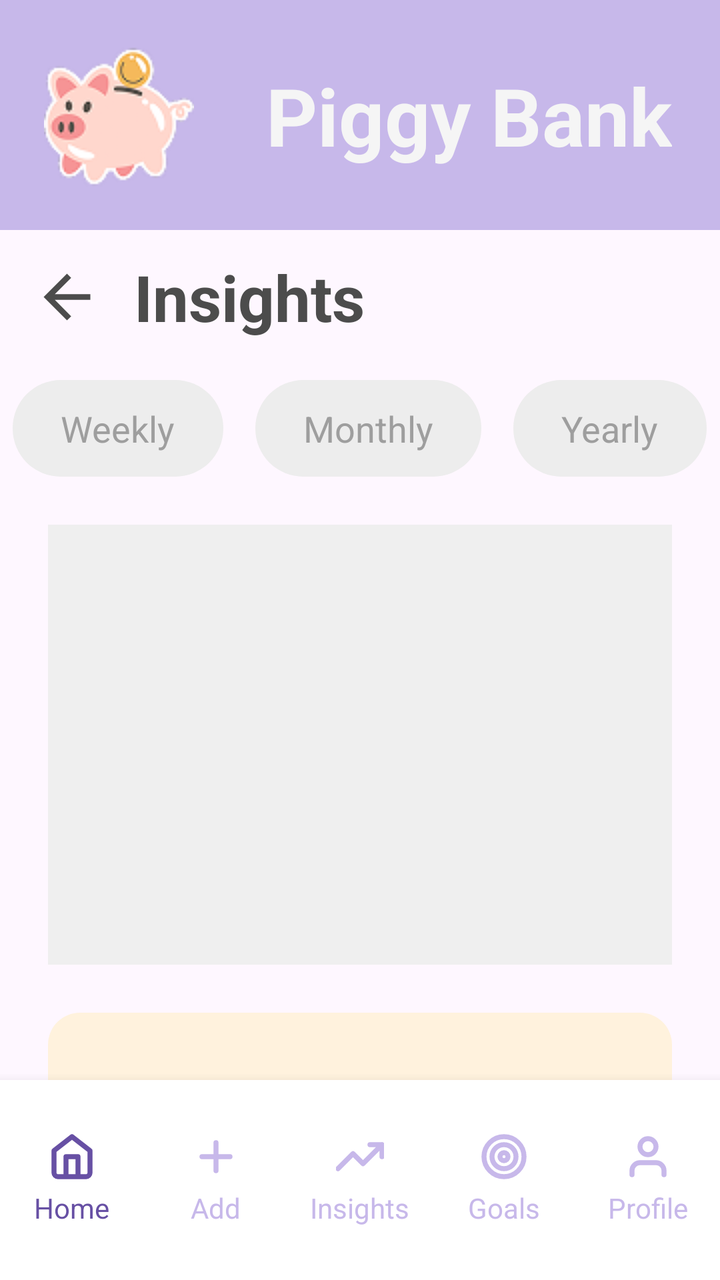
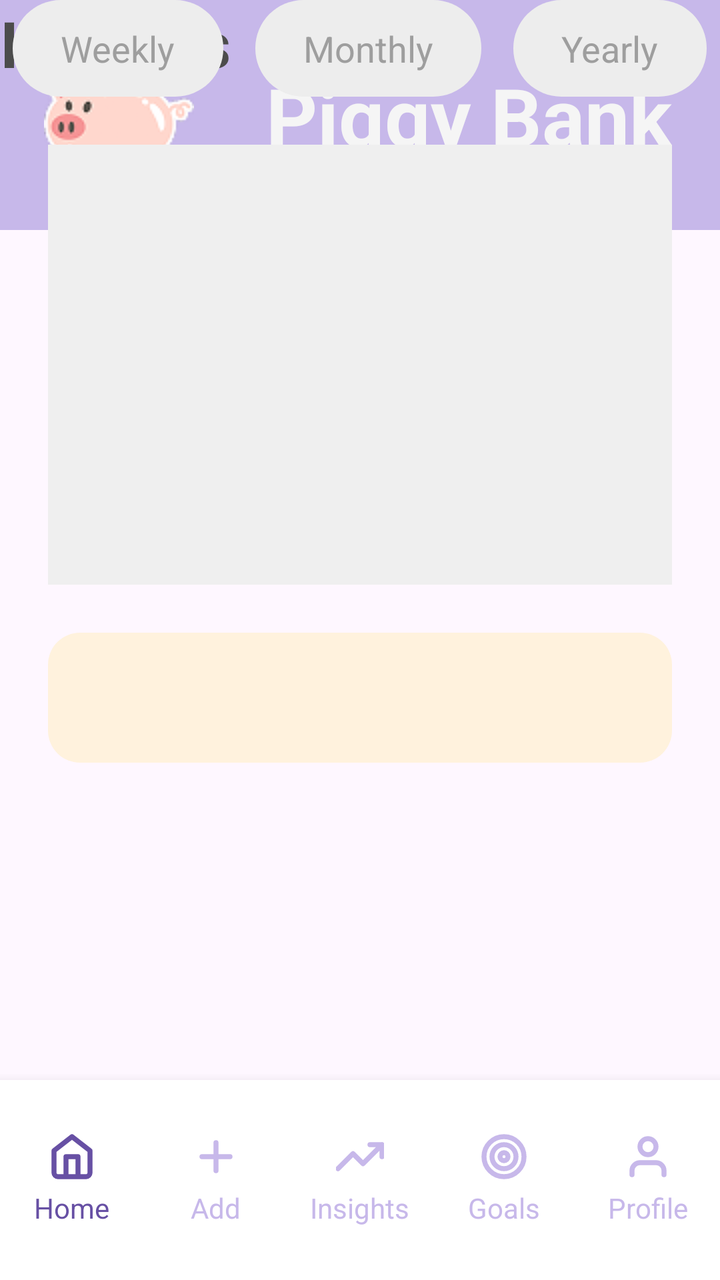

Before-and-after screenshots of an Android layout around one commit, followed by the original layout XML and the change that was made.
<!-- AndroidManifest.xml: application theme Theme.PiggyBank -->
<!-- res/layout/activity_insights.xml -->
<?xml version="1.0" encoding="utf-8"?>
<androidx.constraintlayout.widget.ConstraintLayout
    xmlns:android="http://schemas.android.com/apk/res/android"
    xmlns:app="http://schemas.android.com/apk/res-auto"
    xmlns:tools="http://schemas.android.com/tools"
    android:layout_width="match_parent"
    android:layout_height="match_parent"
    tools:context=".ui.home.InsightsActivity">

    

    <View
        android:id="@+id/headerBackground"
        android:layout_width="0dp"
        android:layout_height="115dp"
        android:background="#C7B8EA"
        app:layout_constraintTop_toTopOf="parent"
        app:layout_constraintStart_toStartOf="parent"
        app:layout_constraintEnd_toEndOf="parent"/>

    <ImageView
        android:id="@+id/logoPig"
        android:layout_width="75dp"
        android:layout_height="106dp"
        android:layout_marginStart="22dp"
        android:layout_marginTop="9dp"
        android:src="@drawable/logopiggyhome"
        android:scaleType="fitCenter"
        app:layout_constraintStart_toStartOf="parent"
        app:layout_constraintTop_toTopOf="parent"/>

    <TextView
        android:id="@+id/tvAppName"
        android:layout_width="wrap_content"
        android:layout_height="wrap_content"
        android:text="Piggy Bank"
        android:textSize="40sp"
        android:textColor="#F5F5F5"
        android:textStyle="bold"
        android:layout_marginEnd="24dp"
        app:layout_constraintEnd_toEndOf="parent"
        app:layout_constraintTop_toTopOf="@id/headerBackground"
        app:layout_constraintBottom_toBottomOf="@id/headerBackground"/>

    

    <ImageView
        android:id="@+id/btnBack"
        android:layout_width="35dp"
        android:layout_height="35dp"
        android:layout_marginStart="16dp"
        android:layout_marginTop="16dp"
        android:src="@drawable/arrow_back_black"
        android:contentDescription="Back"
        app:layout_constraintStart_toStartOf="parent"
        app:layout_constraintTop_toBottomOf="@id/headerBackground"/>

    <TextView
        android:id="@+id/tvInsights"
        android:layout_width="wrap_content"
        android:layout_height="wrap_content"
        android:text="Insights"
        android:textSize="32sp"
        android:textColor="#4C4C4C"
        android:textStyle="bold"
        android:layout_marginStart="16dp"
        app:layout_constraintStart_toEndOf="@id/btnBack"
        app:layout_constraintTop_toTopOf="@id/btnBack"
        app:layout_constraintBottom_toBottomOf="@id/btnBack"/>

    

    <LinearLayout
        android:id="@+id/toggleGroup"
        android:layout_width="0dp"
        android:layout_height="wrap_content"
        android:orientation="horizontal"
        android:gravity="center"
        android:layout_marginTop="24dp"
        app:layout_constraintTop_toBottomOf="@id/btnBack"
        app:layout_constraintStart_toStartOf="parent"
        app:layout_constraintEnd_toEndOf="parent">

        <TextView
            android:id="@+id/tvWeekly"
            android:text="Weekly"
            style="@style/InsightToggle"/>

        <TextView
            android:id="@+id/tvMonthly"
            android:text="Monthly"
            style="@style/InsightToggle"
            android:layout_marginHorizontal="16dp"/>

        <TextView
            android:id="@+id/tvYearly"
            android:text="Yearly"
            style="@style/InsightToggle"/>
    </LinearLayout>

    

    <View
        android:id="@+id/chartPlaceholder"
        android:layout_width="0dp"
        android:layout_height="220dp"
        android:layout_margin="24dp"
        android:background="#EFEFEF"
        app:layout_constraintTop_toBottomOf="@id/toggleGroup"
        app:layout_constraintStart_toStartOf="parent"
        app:layout_constraintEnd_toEndOf="parent"/>

    

    <View
        android:id="@+id/topCategoryCard"
        android:layout_width="0dp"
        android:layout_height="65dp"
        android:layout_margin="24dp"
        android:background="@drawable/rectangle_2"
        app:layout_constraintTop_toBottomOf="@id/chartPlaceholder"
        app:layout_constraintStart_toStartOf="parent"
        app:layout_constraintEnd_toEndOf="parent"/>

    
    <LinearLayout
        android:id="@+id/bottomMenu"
        android:layout_width="0dp"
        android:layout_height="100dp"
        android:orientation="horizontal"
        android:background="#FFFFFF"
        android:gravity="center"
        android:elevation="8dp"
        app:layout_constraintBottom_toBottomOf="parent"
        app:layout_constraintStart_toStartOf="parent"
        app:layout_constraintEnd_toEndOf="parent">

        
        <LinearLayout
            android:id="@+id/menuHome"
            android:layout_width="0dp"
            android:layout_height="wrap_content"
            android:layout_weight="1"
            android:orientation="vertical"
            android:gravity="center">
            <ImageView
                android:id="@+id/iconHome"
                android:layout_width="24dp"
                android:layout_height="24dp"
                android:src="@drawable/ic_home"
                app:tint="#6750A4"/>
            <TextView
                android:id="@+id/textHome"
                android:layout_width="wrap_content"
                android:layout_height="wrap_content"
                android:text="Home"
                android:textSize="14sp"
                android:textColor="#6750A4"
                android:layout_marginTop="4dp"/>
        </LinearLayout>

        
        <LinearLayout
            android:id="@+id/menuAdd"
            android:layout_width="0dp"
            android:layout_height="wrap_content"
            android:layout_weight="1"
            android:orientation="vertical"
            android:gravity="center">
            <ImageView
                android:id="@+id/iconAdd"
                android:layout_width="24dp"
                android:layout_height="24dp"
                android:src="@drawable/ic_plus"
                app:tint="#C7B8EA"/>
            <TextView
                android:id="@+id/textAdd"
                android:layout_width="wrap_content"
                android:layout_height="wrap_content"
                android:text="Add"
                android:textSize="14sp"
                android:textColor="#C7B8EA"
                android:layout_marginTop="4dp"/>
        </LinearLayout>

        
        <LinearLayout
            android:id="@+id/menuInsights"
            android:layout_width="0dp"
            android:layout_height="wrap_content"
            android:layout_weight="1"
            android:orientation="vertical"
            android:gravity="center">
            <ImageView
                android:id="@+id/iconInsights"
                android:layout_width="24dp"
                android:layout_height="24dp"
                android:src="@drawable/ic_insights"
                app:tint="#C7B8EA"/>
            <TextView
                android:id="@+id/textInsights"
                android:layout_width="wrap_content"
                android:layout_height="wrap_content"
                android:text="Insights"
                android:textSize="14sp"
                android:textColor="#C7B8EA"
                android:layout_marginTop="4dp"/>
        </LinearLayout>

        
        <LinearLayout
            android:id="@+id/menuGoals"
            android:layout_width="0dp"
            android:layout_height="wrap_content"
            android:layout_weight="1"
            android:orientation="vertical"
            android:gravity="center">
            <ImageView
                android:id="@+id/iconGoals"
                android:layout_width="24dp"
                android:layout_height="24dp"
                android:src="@drawable/ic_goals"
                app:tint="#C7B8EA"/>
            <TextView
                android:id="@+id/textGoals"
                android:layout_width="wrap_content"
                android:layout_height="wrap_content"
                android:text="Goals"
                android:textSize="14sp"
                android:textColor="#C7B8EA"
                android:layout_marginTop="4dp"/>
        </LinearLayout>

        
        <LinearLayout
            android:id="@+id/menuProfile"
            android:layout_width="0dp"
            android:layout_height="wrap_content"
            android:layout_weight="1"
            android:orientation="vertical"
            android:gravity="center">
            <ImageView
                android:id="@+id/iconProfile"
                android:layout_width="24dp"
                android:layout_height="24dp"
                android:src="@drawable/ic_profile"
                app:tint="#C7B8EA"/>
            <TextView
                android:id="@+id/textProfile"
                android:layout_width="wrap_content"
                android:layout_height="wrap_content"
                android:text="Profile"
                android:textSize="14sp"
                android:textColor="#C7B8EA"
                android:layout_marginTop="4dp"/>
        </LinearLayout>

    </LinearLayout>

</androidx.constraintlayout.widget.ConstraintLayout>
<!-- resources referenced by this layout -->
<resources>
  <!-- drawable arrow_back_black (drawable) -->
  <vector xmlns:android="http://schemas.android.com/apk/res/android"
      android:width="35dp"
      android:height="35dp"
      android:viewportWidth="35"
      android:viewportHeight="35">
    <path
        android:pathData="M11.411,18.958L19.578,27.125L17.5,29.167L5.833,17.5L17.5,5.833L19.578,7.875L11.411,16.042H29.167V18.958H11.411Z"
        android:fillColor="#4C4C4C"/>
  </vector>
  <!-- drawable ic_home (drawable) -->
  <vector xmlns:android="http://schemas.android.com/apk/res/android"
      android:width="24dp"
      android:height="24dp"
      android:viewportWidth="24"
      android:viewportHeight="24">
    <path
        android:pathData="M9,22V12H15V22M3,9L12,2L21,9V20C21,20.53 20.789,21.039 20.414,21.414C20.039,21.789 19.53,22 19,22H5C4.47,22 3.961,21.789 3.586,21.414C3.211,21.039 3,20.53 3,20V9Z"
        android:strokeLineJoin="round"
        android:strokeWidth="2.5"
        android:fillColor="#00000000"
        android:strokeColor="#6750A4"
        android:strokeLineCap="round"/>
  </vector>
  <!-- drawable ic_insights (drawable) -->
  <vector xmlns:android="http://schemas.android.com/apk/res/android"
      android:width="24dp"
      android:height="24dp"
      android:viewportWidth="24"
      android:viewportHeight="24">
    <group>
      <clip-path
          android:pathData="M0,0h24v24h-24z"/>
      <path
          android:pathData="M23,6L13.5,15.5L8.5,10.5L1,18M23,6H17M23,6V12"
          android:strokeLineJoin="round"
          android:strokeWidth="2.5"
          android:fillColor="#00000000"
          android:strokeColor="#C7B8EA"
          android:strokeLineCap="round"/>
    </group>
  </vector>
  <!-- drawable ic_plus (drawable) -->
  <vector xmlns:android="http://schemas.android.com/apk/res/android"
      android:width="24dp"
      android:height="24dp"
      android:viewportWidth="24"
      android:viewportHeight="24">
    <path
        android:pathData="M12,5V19M5,12H19"
        android:strokeLineJoin="round"
        android:strokeWidth="2.5"
        android:fillColor="#00000000"
        android:strokeColor="#C7B8EA"
        android:strokeLineCap="round"/>
  </vector>
  <!-- drawable rectangle_2 (drawable) -->
  <?xml version="1.0" encoding="utf-8"?>
  <shape xmlns:android="http://schemas.android.com/apk/res/android"
      android:shape="rectangle">
  
      <solid android:color="#FFF2DD"/>
  
      <corners android:radius="16dp"/>
  </shape>
  <style name="InsightToggle">
          <item name="android:layout_width">wrap_content</item>
          <item name="android:layout_height">wrap_content</item>
          <item name="android:paddingStart">24dp</item>
          <item name="android:paddingEnd">24dp</item>
          <item name="android:paddingTop">12dp</item>
          <item name="android:paddingBottom">12dp</item>
          <item name="android:textSize">18sp</item>
          <item name="android:textColor">#9E9E9E</item>
          <item name="android:background">@drawable/toggle_unselected</item>
          <item name="android:clickable">true</item>
          <item name="android:focusable">true</item>
      </style>
  <style name="Theme.PiggyBank" parent="Base.Theme.PiggyBank" />
  <!-- drawable toggle_unselected (drawable) -->
  <?xml version="1.0" encoding="utf-8"?>
  <shape xmlns:android="http://schemas.android.com/apk/res/android"
      android:shape="rectangle">
  
      <solid android:color="#EDEDED"/>
  
      <corners android:radius="24dp"/>
  </shape>
  <style name="Base.Theme.PiggyBank" parent="Theme.Material3.DayNight.NoActionBar">
          
          
      </style>
  <!-- unchanged entries left out for length: 3 -->
</resources>

<!-- the commit's change to res/layout/activity_insights.xml (unified diff, before → after) -->
@@ -44,29 +44,16 @@
 
     
 
-    <ImageView
-        android:id="@+id/btnBack"
-        android:layout_width="35dp"
-        android:layout_height="35dp"
-        android:layout_marginStart="16dp"
-        android:layout_marginTop="16dp"
-        android:src="@drawable/arrow_back_black"
-        android:contentDescription="Back"
-        app:layout_constraintStart_toStartOf="parent"
-        app:layout_constraintTop_toBottomOf="@id/headerBackground"/>
-
     <TextView
         android:id="@+id/tvInsights"
         android:layout_width="wrap_content"
         android:layout_height="wrap_content"
         android:text="Insights"
+        android:textColor="#4C4C4C"
         android:textSize="32sp"
-        android:textColor="#4C4C4C"
         android:textStyle="bold"
-        android:layout_marginStart="16dp"
-        app:layout_constraintStart_toEndOf="@id/btnBack"
-        app:layout_constraintTop_toTopOf="@id/btnBack"
-        app:layout_constraintBottom_toBottomOf="@id/btnBack"/>
+        tools:layout_editor_absoluteX="67dp"
+        tools:layout_editor_absoluteY="127dp" />
 
     
 
@@ -74,28 +61,27 @@
         android:id="@+id/toggleGroup"
         android:layout_width="0dp"
         android:layout_height="wrap_content"
+        android:gravity="center"
         android:orientation="horizontal"
-        android:gravity="center"
-        android:layout_marginTop="24dp"
-        app:layout_constraintTop_toBottomOf="@id/btnBack"
-        app:layout_constraintStart_toStartOf="parent"
-        app:layout_constraintEnd_toEndOf="parent">
+        app:layout_constraintEnd_toEndOf="parent"
+        app:layout_constraintStart_toStartOf="parent"
+        tools:layout_editor_absoluteY="190dp">
 
         <TextView
             android:id="@+id/tvWeekly"
-            android:text="Weekly"
-            style="@style/InsightToggle"/>
+            style="@style/InsightToggle"
+            android:text="Weekly" />
 
         <TextView
             android:id="@+id/tvMonthly"
-            android:text="Monthly"
             style="@style/InsightToggle"
-            android:layout_marginHorizontal="16dp"/>
+            android:layout_marginHorizontal="16dp"
+            android:text="Monthly" />
 
         <TextView
             android:id="@+id/tvYearly"
-            android:text="Yearly"
-            style="@style/InsightToggle"/>
+            style="@style/InsightToggle"
+            android:text="Yearly" />
     </LinearLayout>
 
     
<!-- resource entries referenced after the edit -->
@@ -1,15 +1,5 @@
 <!-- resources referenced by this layout -->
 <resources>
-  <!-- drawable arrow_back_black (drawable) -->
-  <vector xmlns:android="http://schemas.android.com/apk/res/android"
-      android:width="35dp"
-      android:height="35dp"
-      android:viewportWidth="35"
-      android:viewportHeight="35">
-    <path
-        android:pathData="M11.411,18.958L19.578,27.125L17.5,29.167L5.833,17.5L17.5,5.833L19.578,7.875L11.411,16.042H29.167V18.958H11.411Z"
-        android:fillColor="#4C4C4C"/>
-  </vector>
   <!-- drawable ic_home (drawable) -->
   <vector xmlns:android="http://schemas.android.com/apk/res/android"
       android:width="24dp"
